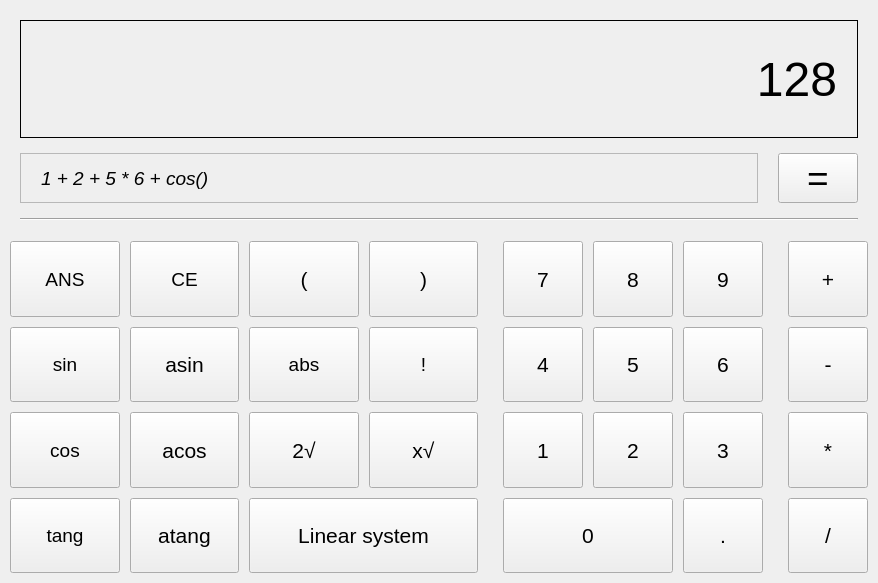
Before: the Qt Designer form src/calculator.ui in NoName115/IVS, drawn with Qt 5.
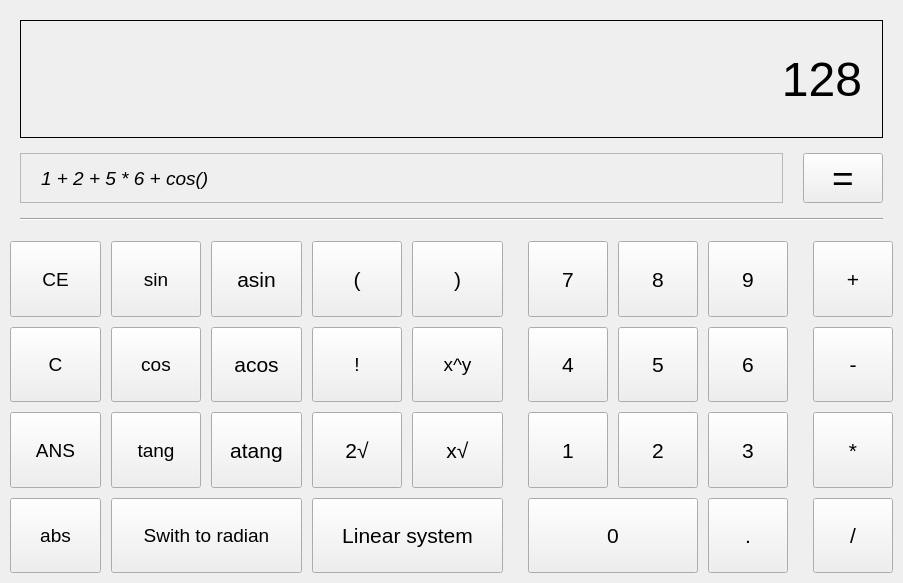
After: the same form once the commit is applied.

```diff
--- a/src/calculator.ui
+++ b/src/calculator.ui
@@ -12,7 +12,7 @@
    <rect>
     <x>0</x>
     <y>0</y>
-    <width>878</width>
+    <width>903</width>
     <height>583</height>
    </rect>
   </property>
@@ -367,11 +367,11 @@
       </layout>
      </item>
      <item row="1" column="0" colspan="2">
-      <layout class="QGridLayout" name="gridLayout_2" columnstretch="0,0,0,0">
+      <layout class="QGridLayout" name="gridLayout_2" columnstretch="0,0,0,0,0">
        <property name="spacing">
         <number>10</number>
        </property>
-       <item row="0" column="3">
+       <item row="0" column="4">
         <widget class="QPushButton" name="pushButton_3">
          <property name="sizePolicy">
           <sizepolicy hsizetype="Expanding" vsizetype="Expanding">
@@ -390,26 +390,7 @@
          </property>
         </widget>
        </item>
-       <item row="2" column="1">
-        <widget class="QPushButton" name="pushButton_4">
-         <property name="sizePolicy">
-          <sizepolicy hsizetype="Expanding" vsizetype="Expanding">
-           <horstretch>0</horstretch>
-           <verstretch>0</verstretch>
-          </sizepolicy>
-         </property>
-         <property name="font">
-          <font>
-           <pointsize>16</pointsize>
-           <italic>false</italic>
-          </font>
-         </property>
-         <property name="text">
-          <string>acos</string>
-         </property>
-        </widget>
-       </item>
-       <item row="2" column="3">
+       <item row="2" column="4">
         <widget class="QPushButton" name="pushButton_6">
          <property name="sizePolicy">
           <sizepolicy hsizetype="Expanding" vsizetype="Expanding">
@@ -428,7 +409,7 @@
          </property>
         </widget>
        </item>
-       <item row="2" column="2">
+       <item row="2" column="3">
         <widget class="QPushButton" name="pushButton_5">
          <property name="sizePolicy">
           <sizepolicy hsizetype="Expanding" vsizetype="Expanding">
@@ -447,7 +428,7 @@
          </property>
         </widget>
        </item>
-       <item row="0" column="2">
+       <item row="0" column="3">
         <widget class="QPushButton" name="pushButton_2">
          <property name="sizePolicy">
           <sizepolicy hsizetype="Expanding" vsizetype="Expanding">
@@ -466,7 +447,91 @@
          </property>
         </widget>
        </item>
-       <item row="1" column="1">
+       <item row="3" column="3" colspan="2">
+        <widget class="QPushButton" name="pushButton_7">
+         <property name="sizePolicy">
+          <sizepolicy hsizetype="Expanding" vsizetype="Expanding">
+           <horstretch>0</horstretch>
+           <verstretch>0</verstretch>
+          </sizepolicy>
+         </property>
+         <property name="font">
+          <font>
+           <pointsize>16</pointsize>
+           <italic>false</italic>
+          </font>
+         </property>
+         <property name="text">
+          <string>Linear system</string>
+         </property>
+        </widget>
+       </item>
+       <item row="0" column="0">
+        <widget class="QPushButton" name="pushButton_8">
+         <property name="sizePolicy">
+          <sizepolicy hsizetype="Expanding" vsizetype="Expanding">
+           <horstretch>0</horstretch>
+           <verstretch>0</verstretch>
+          </sizepolicy>
+         </property>
+         <property name="text">
+          <string>CE</string>
+         </property>
+        </widget>
+       </item>
+       <item row="1" column="0">
+        <widget class="QPushButton" name="pushButton_10">
+         <property name="sizePolicy">
+          <sizepolicy hsizetype="Expanding" vsizetype="Expanding">
+           <horstretch>0</horstretch>
+           <verstretch>0</verstretch>
+          </sizepolicy>
+         </property>
+         <property name="text">
+          <string>C</string>
+         </property>
+        </widget>
+       </item>
+       <item row="2" column="0">
+        <widget class="QPushButton" name="pushButton_11">
+         <property name="sizePolicy">
+          <sizepolicy hsizetype="Expanding" vsizetype="Expanding">
+           <horstretch>0</horstretch>
+           <verstretch>0</verstretch>
+          </sizepolicy>
+         </property>
+         <property name="text">
+          <string>ANS</string>
+         </property>
+        </widget>
+       </item>
+       <item row="3" column="0">
+        <widget class="QPushButton" name="pushButton_12">
+         <property name="sizePolicy">
+          <sizepolicy hsizetype="Expanding" vsizetype="Expanding">
+           <horstretch>0</horstretch>
+           <verstretch>0</verstretch>
+          </sizepolicy>
+         </property>
+         <property name="text">
+          <string>abs</string>
+         </property>
+        </widget>
+       </item>
+       <item row="0" column="1">
+        <widget class="QPushButton" name="pushButton_32">
+         <property name="sizePolicy">
+          <sizepolicy hsizetype="Expanding" vsizetype="Expanding">
+           <horstretch>0</horstretch>
+           <verstretch>0</verstretch>
+          </sizepolicy>
+         </property>
+         <property name="text">
+          <string>sin</string>
+         </property>
+        </widget>
+       </item>
+       <item row="0" column="2">
         <widget class="QPushButton" name="pushButton">
          <property name="sizePolicy">
           <sizepolicy hsizetype="Expanding" vsizetype="Expanding">
@@ -485,7 +550,52 @@
          </property>
         </widget>
        </item>
-       <item row="3" column="1">
+       <item row="1" column="1">
+        <widget class="QPushButton" name="pushButton_34">
+         <property name="sizePolicy">
+          <sizepolicy hsizetype="Expanding" vsizetype="Expanding">
+           <horstretch>0</horstretch>
+           <verstretch>0</verstretch>
+          </sizepolicy>
+         </property>
+         <property name="text">
+          <string>cos</string>
+         </property>
+        </widget>
+       </item>
+       <item row="1" column="2">
+        <widget class="QPushButton" name="pushButton_4">
+         <property name="sizePolicy">
+          <sizepolicy hsizetype="Expanding" vsizetype="Expanding">
+           <horstretch>0</horstretch>
+           <verstretch>0</verstretch>
+          </sizepolicy>
+         </property>
+         <property name="font">
+          <font>
+           <pointsize>16</pointsize>
+           <italic>false</italic>
+          </font>
+         </property>
+         <property name="text">
+          <string>acos</string>
+         </property>
+        </widget>
+       </item>
+       <item row="2" column="1">
+        <widget class="QPushButton" name="pushButton_35">
+         <property name="sizePolicy">
+          <sizepolicy hsizetype="Expanding" vsizetype="Expanding">
+           <horstretch>0</horstretch>
+           <verstretch>0</verstretch>
+          </sizepolicy>
+         </property>
+         <property name="text">
+          <string>tang</string>
+         </property>
+        </widget>
+       </item>
+       <item row="2" column="2">
         <widget class="QPushButton" name="pushButton_9">
          <property name="sizePolicy">
           <sizepolicy hsizetype="Expanding" vsizetype="Expanding">
@@ -517,46 +627,7 @@
          </property>
         </widget>
        </item>
-       <item row="1" column="0">
-        <widget class="QPushButton" name="pushButton_32">
-         <property name="sizePolicy">
-          <sizepolicy hsizetype="Expanding" vsizetype="Expanding">
-           <horstretch>0</horstretch>
-           <verstretch>0</verstretch>
-          </sizepolicy>
-         </property>
-         <property name="text">
-          <string>sin</string>
-         </property>
-        </widget>
-       </item>
-       <item row="0" column="0">
-        <widget class="QPushButton" name="pushButton_33">
-         <property name="sizePolicy">
-          <sizepolicy hsizetype="Expanding" vsizetype="Expanding">
-           <horstretch>0</horstretch>
-           <verstretch>0</verstretch>
-          </sizepolicy>
-         </property>
-         <property name="text">
-          <string>ANS</string>
-         </property>
-        </widget>
-       </item>
-       <item row="2" column="0">
-        <widget class="QPushButton" name="pushButton_34">
-         <property name="sizePolicy">
-          <sizepolicy hsizetype="Expanding" vsizetype="Expanding">
-           <horstretch>0</horstretch>
-           <verstretch>0</verstretch>
-          </sizepolicy>
-         </property>
-         <property name="text">
-          <string>cos</string>
-         </property>
-        </widget>
-       </item>
-       <item row="1" column="2">
+       <item row="1" column="4">
         <widget class="QPushButton" name="pushButton_24">
          <property name="sizePolicy">
           <sizepolicy hsizetype="Expanding" vsizetype="Expanding">
@@ -565,11 +636,11 @@
           </sizepolicy>
          </property>
          <property name="text">
-          <string>abs</string>
+          <string>x^y</string>
          </property>
         </widget>
        </item>
-       <item row="0" column="1">
+       <item row="3" column="1" colspan="2">
         <widget class="QPushButton" name="pushButton_31">
          <property name="sizePolicy">
           <sizepolicy hsizetype="Expanding" vsizetype="Expanding">
@@ -578,39 +649,7 @@
           </sizepolicy>
          </property>
          <property name="text">
-          <string>CE</string>
-         </property>
-        </widget>
-       </item>
-       <item row="3" column="0">
-        <widget class="QPushButton" name="pushButton_35">
-         <property name="sizePolicy">
-          <sizepolicy hsizetype="Expanding" vsizetype="Expanding">
-           <horstretch>0</horstretch>
-           <verstretch>0</verstretch>
-          </sizepolicy>
-         </property>
-         <property name="text">
-          <string>tang</string>
-         </property>
-        </widget>
-       </item>
-       <item row="3" column="2" colspan="2">
-        <widget class="QPushButton" name="pushButton_7">
-         <property name="sizePolicy">
-          <sizepolicy hsizetype="Expanding" vsizetype="Expanding">
-           <horstretch>0</horstretch>
-           <verstretch>0</verstretch>
-          </sizepolicy>
-         </property>
-         <property name="font">
-          <font>
-           <pointsize>16</pointsize>
-           <italic>false</italic>
-          </font>
-         </property>
-         <property name="text">
-          <string>Linear system</string>
+          <string>Swith to radian</string>
          </property>
         </widget>
        </item>
```
